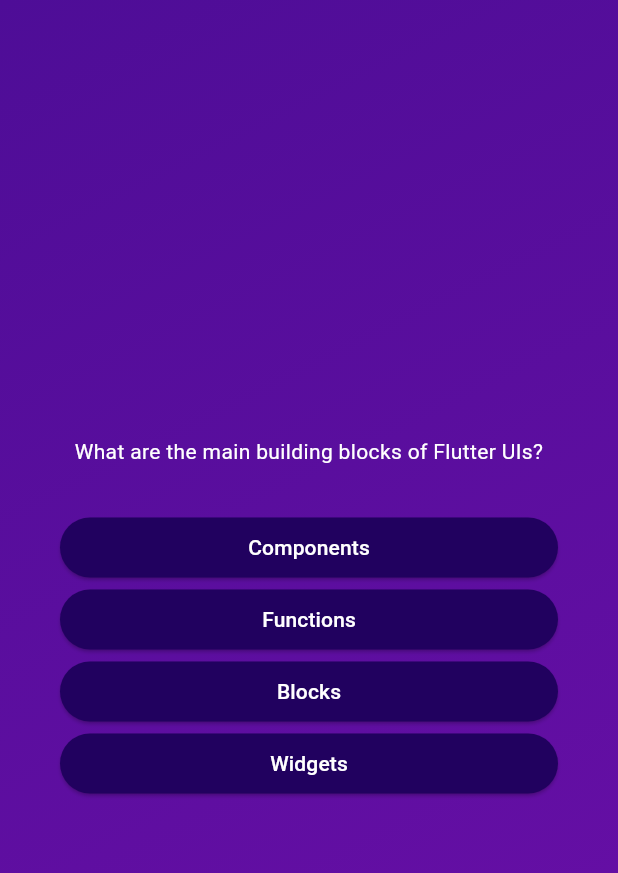
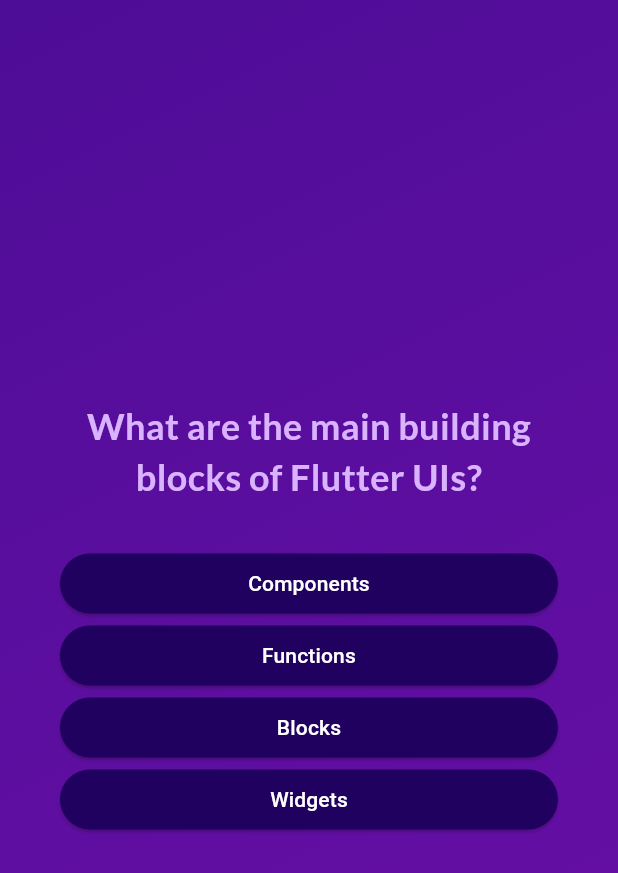
Before and after one commit to doniduaasattuu/flutter_dart, a Flutter app: the screen it shows after launch, after a tap on "Start Quiz", on a phone screen of 412 x 824 dp. Shown: the top 873 px of the screen. Run offline on Flutter 3.47's test engine with Material 3 defaults, Android fonts, the phone set to English and light mode, and no system bars; our stand-ins replace google_fonts.

Commit message:
section 3: flutter & dart basiscs II (END)

```diff
--- a/flutter_projects/adv_basics/lib/answer_button.dart
+++ b/flutter_projects/adv_basics/lib/answer_button.dart
@@ -20,7 +20,10 @@ class AnswerButton extends StatelessWidget {
         foregroundColor: Colors.white,
         shape: RoundedRectangleBorder(borderRadius: BorderRadius.circular(40)),
       ),
-      child: Text(answerText),
+      child: Text(
+        answerText,
+        textAlign: TextAlign.center,
+      ),
     );
   }
 }
--- a/flutter_projects/adv_basics/lib/models/quiz_question.dart
+++ b/flutter_projects/adv_basics/lib/models/quiz_question.dart
@@ -4,7 +4,7 @@ class QuizQuestion {
   final String text;
   final List<String> answers;
 
-  List<String> getShuffledAnswer() {
+  List<String> get getShuffledAnswer {
     final shuffledList = List.of(answers);
     shuffledList.shuffle();
     return shuffledList;
--- a/flutter_projects/adv_basics/lib/questions_screen.dart
+++ b/flutter_projects/adv_basics/lib/questions_screen.dart
@@ -2,9 +2,12 @@ import 'package:adv_basics/data/questions.dart';
 import 'package:flutter/material.dart';
 // import 'package:adv_basics/models/quiz_question.dart';
 import 'package:adv_basics/answer_button.dart';
+import 'package:google_fonts/google_fonts.dart';
 
 class QuestionsScreen extends StatefulWidget {
-  const QuestionsScreen({super.key});
+  const QuestionsScreen({super.key, required this.onSelectAnswer});
+
+  final void Function(String answer) onSelectAnswer;
 
   @override
   State<StatefulWidget> createState() {
@@ -13,10 +16,20 @@ class QuestionsScreen extends StatefulWidget {
 }
 
 class _QuestionsScreenState extends State<QuestionsScreen> {
-  final currentQuestion = questions[0];
+  var currentQuestionIndex = 0;
+
+  void answerQuestion(String selectedAnswer) {
+    widget.onSelectAnswer(selectedAnswer);
+    // currentQuestionIndex = currentQuestionIndex + 1;
+    setState(() {
+      currentQuestionIndex++;
+    });
+  }
 
   @override
   Widget build(context) {
+    final currentQuestion = questions[currentQuestionIndex];
+
     return SizedBox(
       width: double.infinity,
       child: Container(
@@ -27,16 +40,23 @@ class _QuestionsScreenState extends State<QuestionsScreen> {
           children: [
             Text(
               currentQuestion.text,
-              style: const TextStyle(
-                color: Colors.white,
+              // style: const TextStyle(
+              //   color: Colors.white,
+              // ),
+              style: GoogleFonts.lato(
+                color: const Color.fromARGB(255, 218, 179, 255),
+                fontSize: 24,
+                fontWeight: FontWeight.bold,
               ),
               textAlign: TextAlign.center,
             ),
             const SizedBox(height: 30),
-            ...currentQuestion.getShuffledAnswer().map((answer) {
+            ...currentQuestion.getShuffledAnswer.map((answer) {
               return AnswerButton(
                 answerText: answer,
-                onTap: () {},
+                onTap: () {
+                  answerQuestion(answer);
+                },
               );
             }),
             // AnswerButton(
--- a/flutter_projects/adv_basics/lib/quiz.dart
+++ b/flutter_projects/adv_basics/lib/quiz.dart
@@ -1,4 +1,6 @@
+import 'package:adv_basics/data/questions.dart';
 import 'package:adv_basics/questions_screen.dart';
+import 'package:adv_basics/results_screen.dart';
 import 'package:flutter/material.dart';
 import 'package:adv_basics/start_screen.dart';
 
@@ -12,6 +14,7 @@ class Quiz extends StatefulWidget {
 }
 
 class _QuizState extends State<Quiz> {
+  List<String> selectedAnswer = [];
   var activeScreen = 'start-screen';
 
   // Widget? activeScreen;
@@ -21,9 +24,20 @@ class _QuizState extends State<Quiz> {
   //   super.initState();
   // }
 
-  void switchScreen() {
+  void chooseAnswer(String answer) {
+    selectedAnswer.add(answer);
+
+    if (selectedAnswer.length == questions.length) {
+      setState(() {
+        // selectedAnswer = [];
+        activeScreen = 'results-screen';
+      });
+    }
+  }
+
+  void switchScreen(String screen) {
     setState(() {
-      activeScreen = 'questions-screen';
+      activeScreen = screen;
       // activeScreen = const QuestionsScreen();
     });
   }
@@ -37,7 +51,13 @@ class _QuizState extends State<Quiz> {
     Widget screenWidget = StartScreen(switchScreen);
 
     if (activeScreen == 'questions-screen') {
-      screenWidget = const QuestionsScreen();
+      selectedAnswer = [];
+      screenWidget = QuestionsScreen(onSelectAnswer: chooseAnswer);
+    }
+
+    if (activeScreen == 'results-screen') {
+      screenWidget = ResultsScreen(
+          chosenAnswers: selectedAnswer, switchScreen: switchScreen);
     }
 
     return MaterialApp(
--- a/flutter_projects/adv_basics/lib/start_screen.dart
+++ b/flutter_projects/adv_basics/lib/start_screen.dart
@@ -1,9 +1,10 @@
 import 'package:flutter/material.dart';
+import 'package:google_fonts/google_fonts.dart';
 
 class StartScreen extends StatelessWidget {
   const StartScreen(this.startQuiz, {super.key});
 
-  final void Function() startQuiz;
+  final void Function(String screen) startQuiz;
 
   @override
   Widget build(context) {
@@ -24,16 +25,24 @@ class StartScreen extends StatelessWidget {
           //   ),
           // ),
           const SizedBox(height: 80),
-          const Text(
+          Text(
             'Learn Flutter the fun way!',
-            style: TextStyle(
-              color: Color.fromARGB(255, 237, 223, 252),
+            textAlign: TextAlign.center,
+            // style: TextStyle(
+            //   color: Color.fromARGB(255, 237, 223, 252),
+            //   fontSize: 24,
+            // ),
+            style: GoogleFonts.lato(
+              color: Colors.white,
               fontSize: 24,
+              fontWeight: FontWeight.bold,
             ),
           ),
           const SizedBox(height: 30),
           OutlinedButton.icon(
-            onPressed: startQuiz,
+            onPressed: () {
+              startQuiz('questions-screen');
+            },
             style: OutlinedButton.styleFrom(
               foregroundColor: Colors.white,
             ),
--- a/flutter_projects/adv_basics/pubspec.yaml
+++ b/flutter_projects/adv_basics/pubspec.yaml
@@ -34,6 +34,7 @@ dependencies:
   # The following adds the Cupertino Icons font to your application.
   # Use with the CupertinoIcons class for iOS style icons.
   cupertino_icons: ^1.0.6
+  google_fonts: ^6.2.1
 
 dev_dependencies:
   flutter_test:
```
Also changed, not shown: flutter_projects/adv_basics/lib/questions_summary.dart (added, +70 -0 lines), flutter_projects/adv_basics/lib/results_screen.dart (added, +72 -0 lines), flutter_projects/adv_basics/pubspec.lock, 1 other file.
